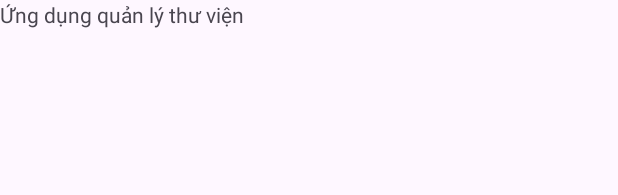
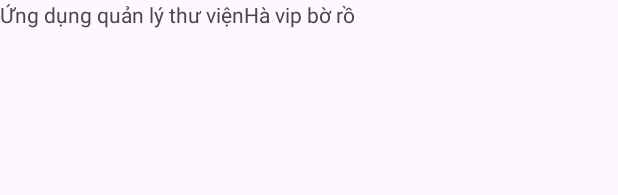
Before and after one commit to daoxuanphuong1208/Library_Management, an Android app: the layout activity_main.xml on its own in the app's theme, with its tools: preview values and no code run, on a phone screen of 412 x 824 dp. Shown: the top 195 px of the screen. Run offline under Robolectric (Android 15) with nearby library versions, the phone set to English and light mode, and no system bars.

Commit message:
hà thông minh vãi lolll

```diff
--- a/app/src/main/res/layout/activity_main.xml
+++ b/app/src/main/res/layout/activity_main.xml
@@ -14,6 +14,11 @@
             android:layout_height="wrap_content"
             android:text="Ứng dụng quản lý thư viện" />
 
+        <TextView
+            android:layout_width="match_parent"
+            android:layout_height="wrap_content"
+            android:text="Hà vip bờ rồ" />
+
     </TableRow>
 
 </TableLayout>
```
